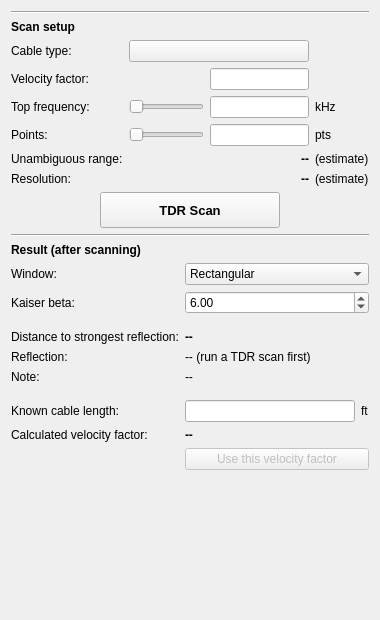
Old version of the form desktop/tdrscanpanel.ui in the repository K4HEZ/AntScopeZ.
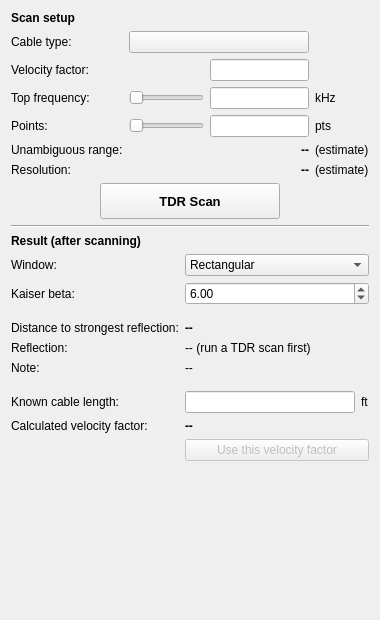
New version of the form. Custom widgets are drawn as their Qt base class.

Commit message: Remove top rule in left panels

What changed in the file:
```diff
--- a/desktop/tdrscanpanel.ui
+++ b/desktop/tdrscanpanel.ui
@@ -17,13 +17,6 @@
    <property name="sizeConstraint">
     <enum>QLayout::SetMinimumSize</enum>
    </property>
-   <item>
-    <widget class="Line" name="scanSetupHeadingLine">
-     <property name="orientation">
-      <enum>Qt::Horizontal</enum>
-     </property>
-    </widget>
-   </item>
    <item>
     <widget class="QLabel" name="scanSetupHeading">
      <property name="font">
```
The commit also changes 2 other files.
